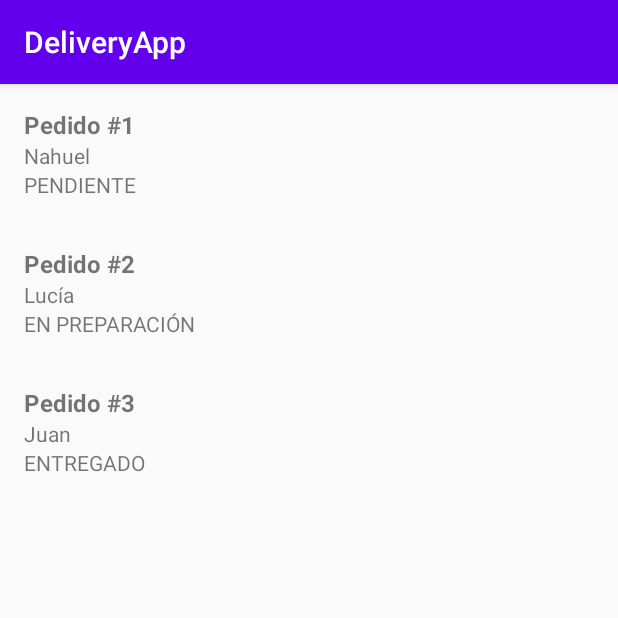
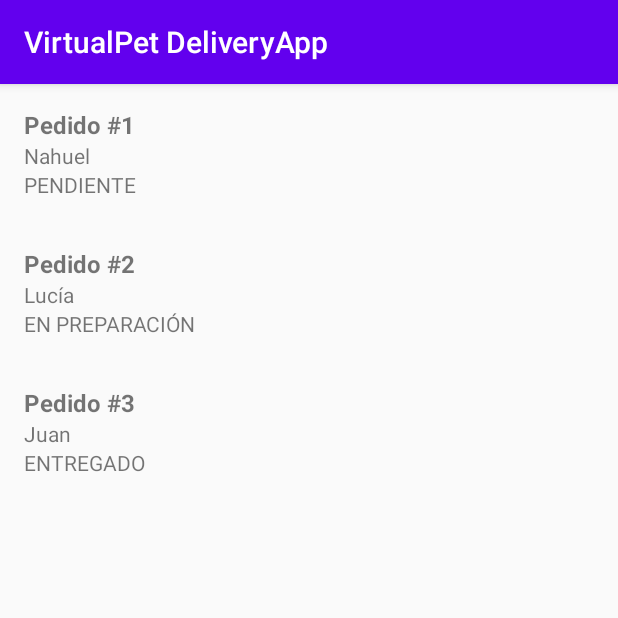
Before and after one commit to NahuelBarriga/AppDelivery, an Android app: the screen it shows after launch (MainActivity), on a phone screen of 412 x 824 dp, the top half of it. Run offline under Robolectric (Android 15) with nearby library versions, the phone set to English and light mode, and no system bars.

Commit message:
mini cambios

```diff
--- a/app/src/main/res/layout/item_pedido.xml
+++ b/app/src/main/res/layout/item_pedido.xml
@@ -3,12 +3,22 @@
     android:orientation="vertical" android:padding="16dp"
     android:layout_width="match_parent" android:layout_height="wrap_content">
 
-    <TextView android:id="@+id/tvId" android:textSize="16sp"
-        android:textStyle="bold" android:layout_width="wrap_content" android:layout_height="wrap_content"/>
+    <TextView
+        android:id="@+id/tvId"
+        android:layout_width="wrap_content"
+        android:layout_height="wrap_content"
+        android:textSize="16sp"
+        android:textStyle="bold" />
 
-    <TextView android:id="@+id/tvCliente" android:layout_width="wrap_content"
-        android:layout_height="wrap_content" android:text="Cliente" />
+    <TextView
+        android:id="@+id/tvCliente"
+        android:layout_width="205dp"
+        android:layout_height="wrap_content"
+        android:text="Cliente" />
 
-    <TextView android:id="@+id/tvEstado" android:layout_width="wrap_content"
-        android:layout_height="wrap_content" android:text="Estado" />
+    <TextView
+        android:id="@+id/tvEstado"
+        android:layout_width="206dp"
+        android:layout_height="wrap_content"
+        android:text="Estado" />
 </LinearLayout>
--- a/app/src/main/res/values/strings.xml
+++ b/app/src/main/res/values/strings.xml
@@ -1,3 +1,3 @@
 <resources>
-    <string name="app_name">DeliveryApp</string>
+    <string name="app_name">VirtualPet DeliveryApp</string>
 </resources>
```
